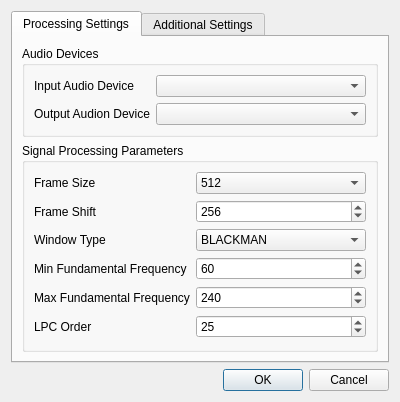
This is settingsdialog.ui in zhitko/inton-trainer as Qt 5 draws it before an edit. The edited form follows.
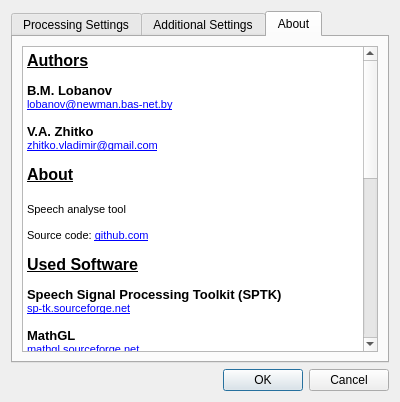
This is the edited form. The open tabs and pages were chosen to show the change. Icons and pictures are not drawn.

The edit to the form file:
```diff
--- a/settingsdialog.ui
+++ b/settingsdialog.ui
@@ -320,6 +320,64 @@
        </item>
       </layout>
      </widget>
+     <widget class="QWidget" name="tab_3">
+      <attribute name="title">
+       <string>About</string>
+      </attribute>
+      <layout class="QVBoxLayout" name="verticalLayout_3">
+       <item>
+        <widget class="QTextBrowser" name="textBrowser">
+         <property name="html">
+          <string>&lt;!DOCTYPE HTML PUBLIC &quot;-//W3C//DTD HTML 4.0//EN&quot; &quot;http://www.w3.org/TR/REC-html40/strict.dtd&quot;&gt;
+&lt;html&gt;&lt;head&gt;&lt;meta name=&quot;qrichtext&quot; content=&quot;1&quot; /&gt;&lt;style type=&quot;text/css&quot;&gt;
+p, li { white-space: pre-wrap; }
+&lt;/style&gt;&lt;/head&gt;&lt;body style=&quot; font-family:'MS Shell Dlg 2'; font-size:8.25pt; font-weight:400; font-style:normal;&quot;&gt;
+&lt;p style=&quot; margin-top:0px; margin-bottom:0px; margin-left:0px; margin-right:0px; -qt-block-indent:0; text-indent:0px;&quot;&gt;&lt;span style=&quot; font-size:12pt; font-weight:600; text-decoration: underline;&quot;&gt;Authors&lt;/span&gt;&lt;/p&gt;
+&lt;p style=&quot;-qt-paragraph-type:empty; margin-top:0px; margin-bottom:0px; margin-left:0px; margin-right:0px; -qt-block-indent:0; text-indent:0px; font-size:8pt;&quot;&gt;&lt;br /&gt;&lt;/p&gt;
+&lt;p style=&quot; margin-top:0px; margin-bottom:0px; margin-left:0px; margin-right:0px; -qt-block-indent:0; text-indent:0px;&quot;&gt;&lt;span style=&quot; font-size:10pt; font-weight:600;&quot;&gt;B.M. Lobanov&lt;/span&gt;&lt;/p&gt;
+&lt;p style=&quot; margin-top:0px; margin-bottom:0px; margin-left:0px; margin-right:0px; -qt-block-indent:0; text-indent:0px;&quot;&gt;&lt;a href=&quot;mailto:lobanov@newman.bas-net.by&quot;&gt;&lt;span style=&quot; font-size:8pt; text-decoration: underline; color:#0000ff;&quot;&gt;lobanov@newman.bas-net.by&lt;/span&gt;&lt;/a&gt;&lt;/p&gt;
+&lt;p style=&quot;-qt-paragraph-type:empty; margin-top:0px; margin-bottom:0px; margin-left:0px; margin-right:0px; -qt-block-indent:0; text-indent:0px; font-size:8pt; text-decoration: underline; color:#0000ff;&quot;&gt;&lt;br /&gt;&lt;/p&gt;
+&lt;p style=&quot; margin-top:0px; margin-bottom:0px; margin-left:0px; margin-right:0px; -qt-block-indent:0; text-indent:0px;&quot;&gt;&lt;span style=&quot; font-size:10pt; font-weight:600;&quot;&gt;V.A. Zhitko&lt;/span&gt;&lt;/p&gt;
+&lt;p style=&quot; margin-top:0px; margin-bottom:0px; margin-left:0px; margin-right:0px; -qt-block-indent:0; text-indent:0px;&quot;&gt;&lt;a href=&quot;mailto:zhitko.vladimir@gmail.com&quot;&gt;&lt;span style=&quot; font-size:8pt; text-decoration: underline; color:#0000ff;&quot;&gt;zhitko.vladimir@gmail.com&lt;/span&gt;&lt;/a&gt;&lt;/p&gt;
+&lt;p style=&quot;-qt-paragraph-type:empty; margin-top:0px; margin-bottom:0px; margin-left:0px; margin-right:0px; -qt-block-indent:0; text-indent:0px; font-size:8pt;&quot;&gt;&lt;br /&gt;&lt;/p&gt;
+&lt;p style=&quot; margin-top:0px; margin-bottom:0px; margin-left:0px; margin-right:0px; -qt-block-indent:0; text-indent:0px;&quot;&gt;&lt;span style=&quot; font-size:12pt; font-weight:600; text-decoration: underline;&quot;&gt;About&lt;/span&gt;&lt;/p&gt;
+&lt;p style=&quot;-qt-paragraph-type:empty; margin-top:0px; margin-bottom:0px; margin-left:0px; margin-right:0px; -qt-block-indent:0; text-indent:0px; font-size:12pt; font-weight:600;&quot;&gt;&lt;br /&gt;&lt;/p&gt;
+&lt;p style=&quot; margin-top:0px; margin-bottom:0px; margin-left:0px; margin-right:0px; -qt-block-indent:0; text-indent:0px;&quot;&gt;&lt;span style=&quot; font-size:8pt;&quot;&gt;Speech analyse tool&lt;/span&gt;&lt;/p&gt;
+&lt;p style=&quot;-qt-paragraph-type:empty; margin-top:0px; margin-bottom:0px; margin-left:0px; margin-right:0px; -qt-block-indent:0; text-indent:0px; font-size:8pt;&quot;&gt;&lt;br /&gt;&lt;/p&gt;
+&lt;p style=&quot; margin-top:0px; margin-bottom:0px; margin-left:0px; margin-right:0px; -qt-block-indent:0; text-indent:0px;&quot;&gt;&lt;span style=&quot; font-size:8pt;&quot;&gt;Source code: &lt;/span&gt;&lt;a href=&quot;https://github.com/zhitko/sptk-analyzer&quot;&gt;&lt;span style=&quot; font-size:8pt; text-decoration: underline; color:#0000ff;&quot;&gt;github.com&lt;/span&gt;&lt;/a&gt;&lt;/p&gt;
+&lt;p style=&quot;-qt-paragraph-type:empty; margin-top:0px; margin-bottom:0px; margin-left:0px; margin-right:0px; -qt-block-indent:0; text-indent:0px; font-size:8pt;&quot;&gt;&lt;br /&gt;&lt;/p&gt;
+&lt;p style=&quot; margin-top:0px; margin-bottom:0px; margin-left:0px; margin-right:0px; -qt-block-indent:0; text-indent:0px;&quot;&gt;&lt;span style=&quot; font-size:12pt; font-weight:600; text-decoration: underline;&quot;&gt;Used Software&lt;/span&gt;&lt;/p&gt;
+&lt;p style=&quot;-qt-paragraph-type:empty; margin-top:0px; margin-bottom:0px; margin-left:0px; margin-right:0px; -qt-block-indent:0; text-indent:0px; font-size:8pt;&quot;&gt;&lt;br /&gt;&lt;/p&gt;
+&lt;p style=&quot; margin-top:0px; margin-bottom:0px; margin-left:0px; margin-right:0px; -qt-block-indent:0; text-indent:0px;&quot;&gt;&lt;span style=&quot; font-size:10pt; font-weight:600;&quot;&gt;Speech Signal Processing Toolkit (SPTK)&lt;/span&gt;&lt;/p&gt;
+&lt;p style=&quot; margin-top:0px; margin-bottom:0px; margin-left:0px; margin-right:0px; -qt-block-indent:0; text-indent:0px;&quot;&gt;&lt;a href=&quot;http://sp-tk.sourceforge.net/&quot;&gt;&lt;span style=&quot; font-size:8pt; text-decoration: underline; color:#0000ff;&quot;&gt;sp-tk.sourceforge.net&lt;/span&gt;&lt;/a&gt;&lt;/p&gt;
+&lt;p style=&quot;-qt-paragraph-type:empty; margin-top:0px; margin-bottom:0px; margin-left:0px; margin-right:0px; -qt-block-indent:0; text-indent:0px; font-size:8pt;&quot;&gt;&lt;br /&gt;&lt;/p&gt;
+&lt;p style=&quot; margin-top:0px; margin-bottom:0px; margin-left:0px; margin-right:0px; -qt-block-indent:0; text-indent:0px;&quot;&gt;&lt;span style=&quot; font-size:10pt; font-weight:600;&quot;&gt;MathGL&lt;/span&gt;&lt;/p&gt;
+&lt;p style=&quot; margin-top:0px; margin-bottom:0px; margin-left:0px; margin-right:0px; -qt-block-indent:0; text-indent:0px;&quot;&gt;&lt;a href=&quot;http://mathgl.sourceforge.net/&quot;&gt;&lt;span style=&quot; font-size:8pt; text-decoration: underline; color:#0000ff;&quot;&gt;mathgl.sourceforge.net&lt;/span&gt;&lt;/a&gt;&lt;/p&gt;
+&lt;p style=&quot;-qt-paragraph-type:empty; margin-top:0px; margin-bottom:0px; margin-left:0px; margin-right:0px; -qt-block-indent:0; text-indent:0px; font-size:8pt;&quot;&gt;&lt;br /&gt;&lt;/p&gt;
+&lt;p style=&quot; margin-top:0px; margin-bottom:0px; margin-left:0px; margin-right:0px; -qt-block-indent:0; text-indent:0px;&quot;&gt;&lt;span style=&quot; font-size:10pt; font-weight:600;&quot;&gt;QT&lt;/span&gt;&lt;/p&gt;
+&lt;p style=&quot; margin-top:0px; margin-bottom:0px; margin-left:0px; margin-right:0px; -qt-block-indent:0; text-indent:0px;&quot;&gt;&lt;a href=&quot;https://qt-project.org/&quot;&gt;&lt;span style=&quot; font-size:8pt; text-decoration: underline; color:#0000ff;&quot;&gt;qt-project.org&lt;/span&gt;&lt;/a&gt;&lt;/p&gt;
+&lt;p style=&quot;-qt-paragraph-type:empty; margin-top:0px; margin-bottom:0px; margin-left:0px; margin-right:0px; -qt-block-indent:0; text-indent:0px; font-size:12pt; font-weight:600;&quot;&gt;&lt;br /&gt;&lt;/p&gt;
+&lt;p style=&quot; margin-top:0px; margin-bottom:0px; margin-left:0px; margin-right:0px; -qt-block-indent:0; text-indent:0px;&quot;&gt;&lt;span style=&quot; font-size:12pt; font-weight:600; text-decoration: underline;&quot;&gt;License&lt;/span&gt;&lt;/p&gt;
+&lt;p style=&quot;-qt-paragraph-type:empty; margin-top:0px; margin-bottom:0px; margin-left:0px; margin-right:0px; -qt-block-indent:0; text-indent:0px; font-size:8pt;&quot;&gt;&lt;br /&gt;&lt;/p&gt;
+&lt;p style=&quot; margin-top:0px; margin-bottom:0px; margin-left:0px; margin-right:0px; -qt-block-indent:0; text-indent:0px;&quot;&gt;&lt;span style=&quot; font-size:8pt;&quot;&gt;The MIT License (MIT)&lt;/span&gt;&lt;/p&gt;
+&lt;p style=&quot;-qt-paragraph-type:empty; margin-top:0px; margin-bottom:0px; margin-left:0px; margin-right:0px; -qt-block-indent:0; text-indent:0px; font-size:8pt;&quot;&gt;&lt;br /&gt;&lt;/p&gt;
+&lt;p style=&quot; margin-top:0px; margin-bottom:0px; margin-left:0px; margin-right:0px; -qt-block-indent:0; text-indent:0px;&quot;&gt;&lt;span style=&quot; font-size:8pt;&quot;&gt;Copyright (c) 2014&lt;/span&gt;&lt;/p&gt;
+&lt;p style=&quot;-qt-paragraph-type:empty; margin-top:0px; margin-bottom:0px; margin-left:0px; margin-right:0px; -qt-block-indent:0; text-indent:0px; font-size:8pt;&quot;&gt;&lt;br /&gt;&lt;/p&gt;
+&lt;p style=&quot; margin-top:0px; margin-bottom:0px; margin-left:0px; margin-right:0px; -qt-block-indent:0; text-indent:0px;&quot;&gt;&lt;span style=&quot; font-size:8pt;&quot;&gt;Permission is hereby granted, free of charge, to any person obtaining a copy of this software and associated documentation files (the &amp;quot;Software&amp;quot;), to deal in the Software without restriction, including without limitation the rights to use, copy, modify, merge, publish, distribute, sublicense, and/or sell copies of the Software, and to permit persons to whom the Software is furnished to do so, subject to the following conditions: &lt;/span&gt;&lt;/p&gt;
+&lt;p style=&quot; margin-top:0px; margin-bottom:0px; margin-left:0px; margin-right:0px; -qt-block-indent:0; text-indent:0px;&quot;&gt;&lt;span style=&quot; font-size:8pt;&quot;&gt;The above copyright notice and this permission notice shall be included in all copies or substantial portions of the Software.&lt;/span&gt;&lt;/p&gt;
+&lt;p style=&quot;-qt-paragraph-type:empty; margin-top:0px; margin-bottom:0px; margin-left:0px; margin-right:0px; -qt-block-indent:0; text-indent:0px; font-size:8pt;&quot;&gt;&lt;br /&gt;&lt;/p&gt;
+&lt;p style=&quot; margin-top:0px; margin-bottom:0px; margin-left:0px; margin-right:0px; -qt-block-indent:0; text-indent:0px;&quot;&gt;&lt;span style=&quot; font-size:8pt;&quot;&gt;THE SOFTWARE IS PROVIDED &amp;quot;AS IS&amp;quot;, WITHOUT WARRANTY OF ANY KIND, EXPRESS OR IMPLIED, INCLUDING BUT NOT LIMITED TO THE WARRANTIES OF MERCHANTABILITY, FITNESS FOR A PARTICULAR PURPOSE AND NONINFRINGEMENT. IN NO EVENT SHALL THE AUTHORS OR COPYRIGHT HOLDERS BE LIABLE FOR ANY CLAIM, DAMAGES OR OTHER LIABILITY, WHETHER IN AN ACTION OF CONTRACT, TORT OR OTHERWISE, ARISING FROM, OUT OF OR IN CONNECTION WITH THE SOFTWARE OR THE USE OR OTHER DEALINGS IN THE SOFTWARE.&lt;/span&gt;&lt;/p&gt;&lt;/body&gt;&lt;/html&gt;</string>
+         </property>
+         <property name="openExternalLinks">
+          <bool>true</bool>
+         </property>
+         <property name="openLinks">
+          <bool>true</bool>
+         </property>
+        </widget>
+       </item>
+      </layout>
+     </widget>
     </widget>
    </item>
    <item>
```
Left out of the diff: 10 changed lines with no effect on the pictures.
